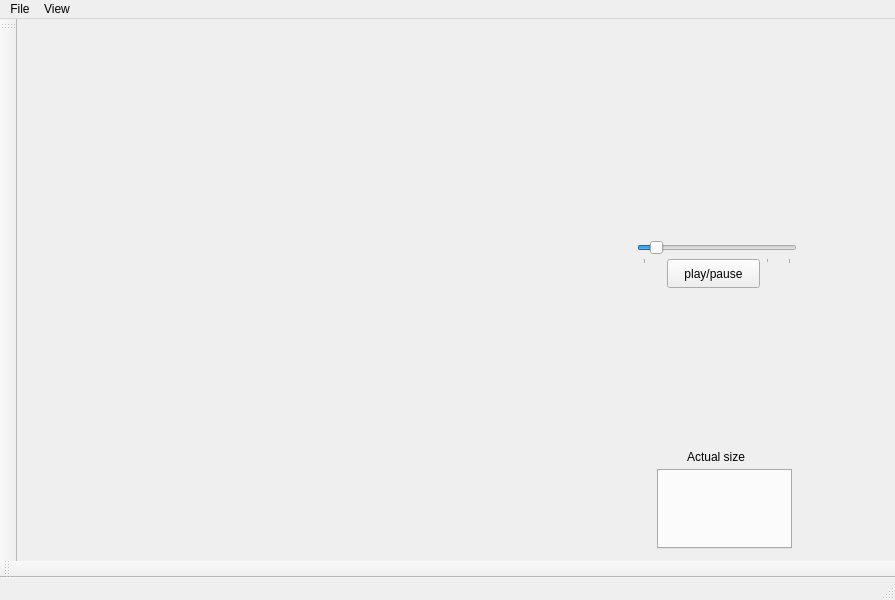
This is mainwindow.ui in koensakamoto/Sprite-Editor as Qt 5 draws it before an edit. The edited form follows.
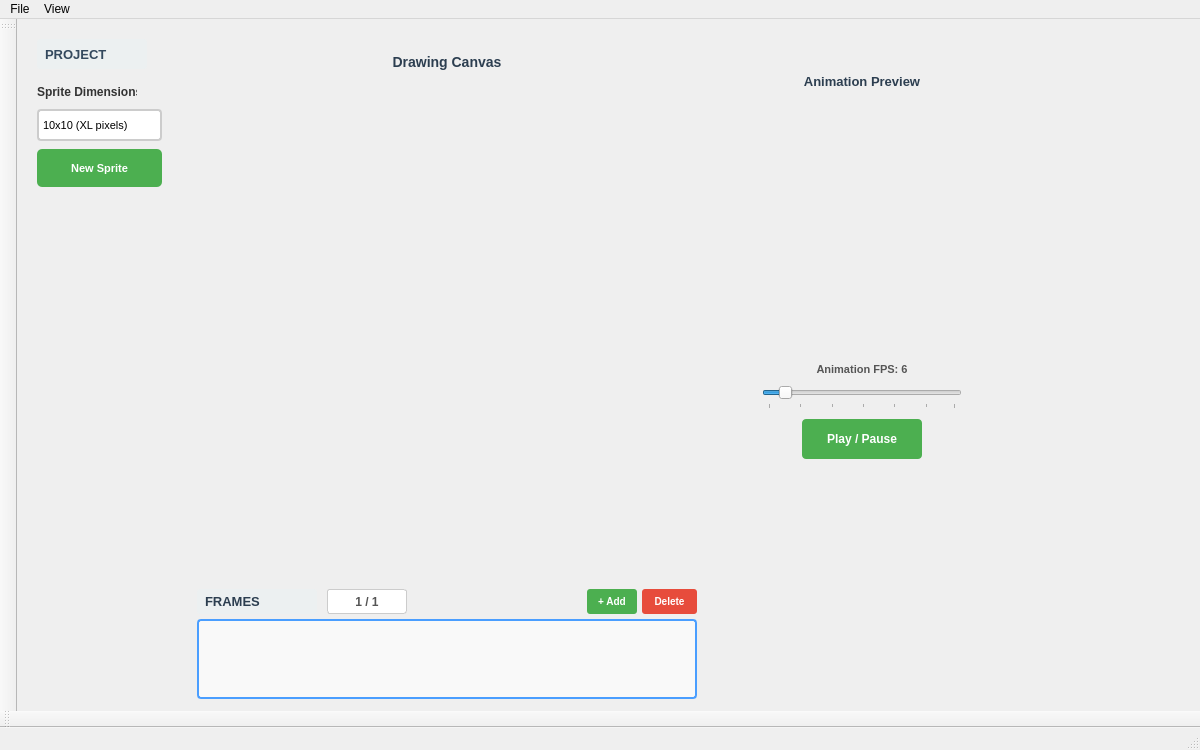
This is the edited form. Icons and pictures are not drawn.

Commit message: update ui and fix bug with paint bucket only working with white background

What changed in the file:
```diff
--- a/mainwindow.ui
+++ b/mainwindow.ui
@@ -6,21 +6,56 @@
    <rect>
     <x>0</x>
     <y>0</y>
-    <width>895</width>
-    <height>600</height>
+    <width>1200</width>
+    <height>750</height>
    </rect>
   </property>
   <property name="windowTitle">
-   <string>MainWindow</string>
+   <string>Sprite Editor</string>
+  </property>
+  <property name="minimumSize">
+   <size>
+    <width>1000</width>
+    <height>650</height>
+   </size>
+  </property>
+  <property name="maximumSize">
+   <size>
+    <width>16777215</width>
+    <height>16777215</height>
+   </size>
   </property>
   <widget class="QWidget" name="centralwidget">
-   <widget class="QLabel" name="DrawingAreaLabel">
+   <widget class="QLabel" name="projectLabel">
     <property name="geometry">
      <rect>
-      <x>120</x>
+      <x>20</x>
       <y>20</y>
-      <width>400</width>
-      <height>400</height>
+      <width>110</width>
+      <height>30</height>
+     </rect>
+    </property>
+    <property name="text">
+     <string>PROJECT</string>
+    </property>
+    <property name="styleSheet">
+     <string>QLabel {
+    font-weight: bold;
+    color: #34495e;
+    font-size: 13px;
+    background-color: #ecf0f1;
+    padding: 5px;
+    border-radius: 3px;
+}</string>
+    </property>
+   </widget>
+   <widget class="QLabel" name="DrawingAreaLabel">
+    <property name="geometry">
+     <rect>
+      <x>180</x>
+      <y>60</y>
+      <width>500</width>
+      <height>500</height>
      </rect>
     </property>
     <property name="autoFillBackground">
@@ -33,10 +68,10 @@
    <widget class="QLabel" name="PreviewLabel">
     <property name="geometry">
      <rect>
-      <x>600</x>
-      <y>10</y>
-      <width>200</width>
-      <height>200</height>
+      <x>720</x>
+      <y>80</y>
+      <width>250</width>
+      <height>250</height>
      </rect>
     </property>
     <property name="text">
@@ -46,9 +81,9 @@
    <widget class="QSlider" name="fpsSlider">
     <property name="geometry">
      <rect>
-      <x>620</x>
-      <y>220</y>
-      <width>160</width>
+      <x>745</x>
+      <y>365</y>
+      <width>200</width>
       <height>25</height>
      </rect>
     </property>
@@ -74,50 +109,370 @@
    <widget class="QPushButton" name="previewButton">
     <property name="geometry">
      <rect>
-      <x>650</x>
-      <y>240</y>
-      <width>93</width>
-      <height>29</height>
+      <x>785</x>
+      <y>400</y>
+      <width>120</width>
+      <height>40</height>
      </rect>
     </property>
     <property name="text">
-     <string>play/pause</string>
+     <string>Play / Pause</string>
+    </property>
+    <property name="styleSheet">
+     <string>QPushButton {
+    background-color: #4CAF50;
+    color: white;
+    border: none;
+    border-radius: 4px;
+    padding: 6px 12px;
+    font-weight: bold;
+}
+QPushButton:hover {
+    background-color: #45a049;
+}
+QPushButton:pressed {
+    background-color: #3d8b40;
+}</string>
+    </property>
+   </widget>
+   <widget class="QLabel" name="framesLabel">
+    <property name="geometry">
+     <rect>
+      <x>180</x>
+      <y>570</y>
+      <width>120</width>
+      <height>25</height>
+     </rect>
+    </property>
+    <property name="text">
+     <string>FRAMES</string>
+    </property>
+    <property name="styleSheet">
+     <string>QLabel {
+    font-weight: bold;
+    color: #2c3e50;
+    font-size: 13px;
+    background-color: #ecf0f1;
+    padding: 5px;
+    border-radius: 3px;
+}</string>
+    </property>
+   </widget>
+   <widget class="QLabel" name="frameCountLabel">
+    <property name="geometry">
+     <rect>
+      <x>310</x>
+      <y>570</y>
+      <width>80</width>
+      <height>25</height>
+     </rect>
+    </property>
+    <property name="text">
+     <string>1 / 1</string>
+    </property>
+    <property name="styleSheet">
+     <string>QLabel {
+    font-weight: bold;
+    color: #555;
+    font-size: 12px;
+    padding: 3px 8px;
+    background-color: #fff;
+    border: 1px solid #ccc;
+    border-radius: 3px;
+}</string>
+    </property>
+    <property name="alignment">
+     <set>Qt::AlignmentFlag::AlignCenter</set>
+    </property>
+   </widget>
+   <widget class="QPushButton" name="addFrameButton">
+    <property name="geometry">
+     <rect>
+      <x>570</x>
+      <y>570</y>
+      <width>50</width>
+      <height>25</height>
+     </rect>
+    </property>
+    <property name="text">
+     <string>+ Add</string>
+    </property>
+    <property name="styleSheet">
+     <string>QPushButton {
+    background-color: #4CAF50;
+    color: white;
+    border: none;
+    border-radius: 3px;
+    padding: 4px 8px;
+    font-weight: bold;
+    font-size: 10px;
+}
+QPushButton:hover {
+    background-color: #45a049;
+}
+QPushButton:pressed {
+    background-color: #3d8b40;
+}</string>
+    </property>
+    <property name="toolTip">
+     <string>Add a new frame (Ctrl+N)</string>
+    </property>
+   </widget>
+   <widget class="QPushButton" name="deleteFrameButton">
+    <property name="geometry">
+     <rect>
+      <x>625</x>
+      <y>570</y>
+      <width>55</width>
+      <height>25</height>
+     </rect>
+    </property>
+    <property name="text">
+     <string>Delete</string>
+    </property>
+    <property name="styleSheet">
+     <string>QPushButton {
+    background-color: #e74c3c;
+    color: white;
+    border: none;
+    border-radius: 3px;
+    padding: 4px 8px;
+    font-weight: bold;
+    font-size: 10px;
+}
+QPushButton:hover {
+    background-color: #c0392b;
+}
+QPushButton:pressed {
+    background-color: #a93226;
+}
+QPushButton:disabled {
+    background-color: #cccccc;
+    color: #888888;
+}</string>
+    </property>
+    <property name="toolTip">
+     <string>Delete current frame (Delete)</string>
     </property>
    </widget>
    <widget class="QTabWidget" name="frameTabBar">
     <property name="geometry">
      <rect>
-      <x>640</x>
-      <y>450</y>
-      <width>135</width>
+      <x>180</x>
+      <y>600</y>
+      <width>500</width>
       <height>80</height>
      </rect>
     </property>
+    <property name="styleSheet">
+     <string>QTabWidget::pane {
+    border: 2px solid #4a9eff;
+    background-color: #f9f9f9;
+    border-radius: 4px;
+}
+QTabBar::tab {
+    background-color: #e0e0e0;
+    border: 1px solid #ccc;
+    padding: 8px 16px;
+    margin-right: 2px;
+    border-radius: 4px 4px 0 0;
+    font-weight: bold;
+    color: #555;
+    min-width: 60px;
+}
+QTabBar::tab:selected {
+    background-color: #4a9eff;
+    color: white;
+    border-bottom: 2px solid #4a9eff;
+}
+QTabBar::tab:hover:!selected {
+    background-color: #d0d0d0;
+}
+QTabBar::tab:selected:hover {
+    background-color: #3a8eef;
+}</string>
+    </property>
+    <property name="tabPosition">
+     <enum>QTabWidget::North</enum>
+    </property>
    </widget>
    <widget class="QLabel" name="trueSizeLabel">
     <property name="geometry">
      <rect>
-      <x>647</x>
-      <y>320</y>
-      <width>101</width>
-      <height>101</height>
+      <x>745</x>
+      <y>340</y>
+      <width>200</width>
+      <height>20</height>
      </rect>
     </property>
     <property name="text">
-     <string/>
+     <string>Animation FPS: 6</string>
     </property>
+    <property name="styleSheet">
+     <string>QLabel {
+    font-weight: bold;
+    color: #555;
+    font-size: 11px;
+}</string>
+    </property>
+    <property name="alignment">
+     <set>Qt::AlignmentFlag::AlignCenter</set>
+    </property>
    </widget>
    <widget class="QLabel" name="label">
     <property name="geometry">
      <rect>
-      <x>670</x>
-      <y>430</y>
-      <width>71</width>
-      <height>16</height>
+      <x>720</x>
+      <y>50</y>
+      <width>250</width>
+      <height>25</height>
      </rect>
     </property>
     <property name="text">
-     <string>Actual size</string>
+     <string>Animation Preview</string>
+    </property>
+    <property name="styleSheet">
+     <string>QLabel {
+    font-weight: bold;
+    color: #2c3e50;
+    font-size: 13px;
+}</string>
+    </property>
+    <property name="alignment">
+     <set>Qt::AlignmentFlag::AlignCenter</set>
+    </property>
+   </widget>
+   <widget class="QLabel" name="canvasTitleLabel">
+    <property name="geometry">
+     <rect>
+      <x>180</x>
+      <y>30</y>
+      <width>500</width>
+      <height>25</height>
+     </rect>
+    </property>
+    <property name="text">
+     <string>Drawing Canvas</string>
+    </property>
+    <property name="styleSheet">
+     <string>QLabel {
+    font-weight: bold;
+    color: #2c3e50;
+    font-size: 14px;
+}</string>
+    </property>
+    <property name="alignment">
+     <set>Qt::AlignmentFlag::AlignCenter</set>
+    </property>
+   </widget>
+   <widget class="QLabel" name="spriteSizeLabel">
+    <property name="geometry">
+     <rect>
+      <x>20</x>
+      <y>60</y>
+      <width>100</width>
+      <height>25</height>
+     </rect>
+    </property>
+    <property name="text">
+     <string>Sprite Dimensions:</string>
+    </property>
+    <property name="styleSheet">
+     <string>QLabel {
+    font-weight: bold;
+    color: #333;
+    font-size: 12px;
+}</string>
+    </property>
+   </widget>
+   <widget class="QComboBox" name="spriteSizeComboBox">
+    <property name="geometry">
+     <rect>
+      <x>20</x>
+      <y>90</y>
+      <width>125</width>
+      <height>32</height>
+     </rect>
+    </property>
+    <property name="styleSheet">
+     <string>QComboBox {
+    background-color: white;
+    border: 2px solid #ccc;
+    border-radius: 4px;
+    padding: 4px;
+    font-size: 11px;
+}
+QComboBox:hover {
+    border-color: #4a9eff;
+}
+QComboBox::drop-down {
+    border: none;
+}
+QComboBox::down-arrow {
+    image: url(:/icons/down-arrow.png);
+    width: 12px;
+    height: 12px;
+}</string>
+    </property>
+    <item>
+     <property name="text">
+      <string>10x10 (XL pixels)</string>
+     </property>
+    </item>
+    <item>
+     <property name="text">
+      <string>16x16 (Large)</string>
+     </property>
+    </item>
+    <item>
+     <property name="text">
+      <string>25x25 (Medium)</string>
+     </property>
+    </item>
+    <item>
+     <property name="text">
+      <string>40x40 (Small)</string>
+     </property>
+    </item>
+    <item>
+     <property name="text">
+      <string>80x80 (Tiny)</string>
+     </property>
+    </item>
+    <item>
+     <property name="text">
+      <string>100x100 (Micro)</string>
+     </property>
+    </item>
+   </widget>
+   <widget class="QPushButton" name="newSpriteButton">
+    <property name="geometry">
+     <rect>
+      <x>20</x>
+      <y>130</y>
+      <width>125</width>
+      <height>38</height>
+     </rect>
+    </property>
+    <property name="text">
+     <string>New Sprite</string>
+    </property>
+    <property name="styleSheet">
+     <string>QPushButton {
+    background-color: #4CAF50;
+    color: white;
+    border: none;
+    border-radius: 5px;
+    padding: 8px 14px;
+    font-weight: bold;
+    font-size: 11px;
+}
+QPushButton:hover {
+    background-color: #45a049;
+}
+QPushButton:pressed {
+    background-color: #3d8b40;
+}</string>
     </property>
    </widget>
   </widget>
@@ -127,7 +482,7 @@
     <rect>
      <x>0</x>
      <y>0</y>
-     <width>895</width>
+     <width>1200</width>
      <height>24</height>
     </rect>
    </property>
```
Left out of the diff: 47 changed lines with no effect on the pictures. The commit also changes 6 other files.
